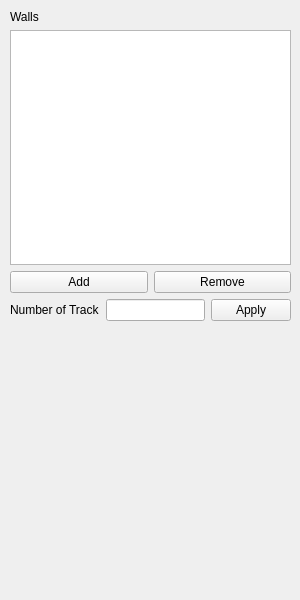
Qt form forms/platformpropertywidget.ui (JuPedSim/jpseditor) before a commit.
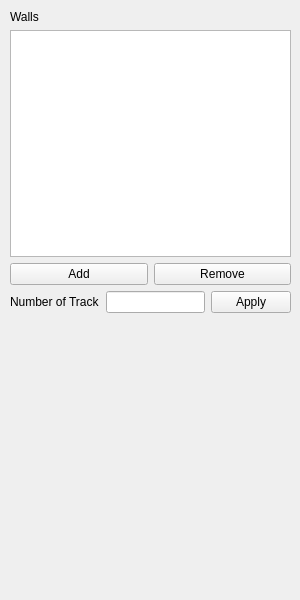
The same form after that commit.

```diff
--- a/forms/platformpropertywidget.ui
+++ b/forms/platformpropertywidget.ui
@@ -31,7 +31,7 @@
      <x>10</x>
      <y>10</y>
      <width>281</width>
-     <height>311</height>
+     <height>303</height>
     </rect>
    </property>
    <layout class="QVBoxLayout" name="verticalLayout">
```
Left out of the diff: 4 changed lines with no effect on the pictures.
